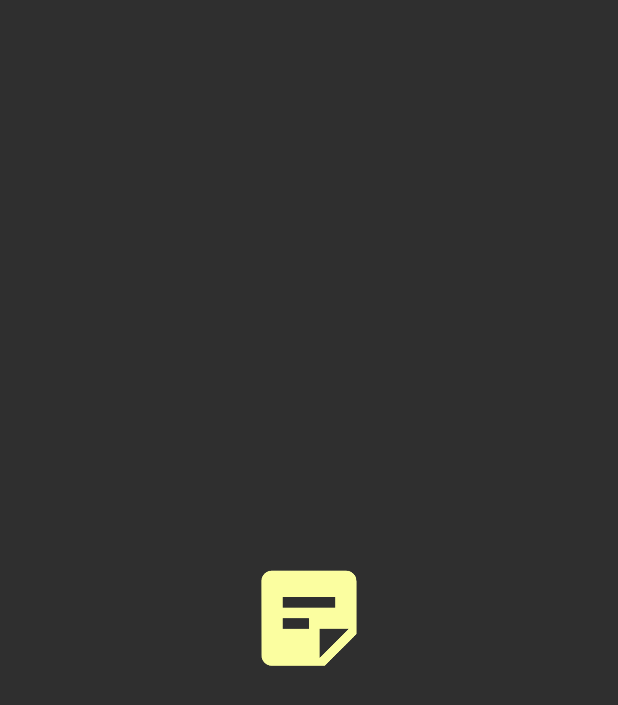
After one commit to ahmeteminkara/NotesAndroid, an Android app: the SplashActivity screen opened directly, with no data from a screen before it, on a phone screen of 412 x 824 dp. The commit adds this screen. Shown: the top 705 px of the screen. Run offline under Robolectric (Android 15) with nearby library versions, the phone set to English and light mode, and no system bars.

Commit message:
splash ekranı ekledim

```diff
--- /dev/null
+++ b/app/src/main/java/com/aek/notes/view/SplashActivity.java
@@ -0,0 +1,23 @@
+package com.aek.notes.view;
+
+import android.annotation.SuppressLint;
+import android.content.Intent;
+import android.os.Bundle;
+
+import androidx.appcompat.app.AppCompatActivity;
+
+import com.aek.notes.R;
+
+@SuppressLint("CustomSplashScreen")
+public class SplashActivity extends AppCompatActivity {
+
+    @Override
+    protected void onCreate(Bundle savedInstanceState) {
+        super.onCreate(savedInstanceState);
+        setContentView(R.layout.activity_splash);
+
+        Intent intent = new Intent(this, MainActivity.class);
+        intent.addFlags(Intent.FLAG_ACTIVITY_CLEAR_TOP | Intent.FLAG_ACTIVITY_NEW_TASK);
+        startActivity(intent);
+    }
+}
--- a/app/src/main/java/com/aek/notes/viewmodel/ViewModelNote.java
+++ b/app/src/main/java/com/aek/notes/viewmodel/ViewModelNote.java
@@ -29,7 +29,7 @@ public class ViewModelNote extends ViewModel {
     public final MutableLiveData<ModelNote> liveUpdateHandler = new MutableLiveData<>();
     public final MutableLiveData<Integer> liveDataNotes = new MutableLiveData<>();
     public final MutableLiveData<Integer> liveDataNotesSelected = new MutableLiveData<>();
-    public final MutableLiveData<String> liveDataSearchWord = new MutableLiveData<>();
+    public final MutableLiveData<String> liveDataSearchWord = new MutableLiveData<>("");
 
 
     public boolean isSelect(ModelNote note) {
--- /dev/null
+++ b/app/src/main/res/drawable/splash_screen.xml
@@ -0,0 +1,15 @@
+<?xml version="1.0" encoding="utf-8"?>
+<layer-list xmlns:android="http://schemas.android.com/apk/res/android"
+    android:opacity="opaque">
+
+    <item android:drawable="@color/ic_launcher_background" />
+
+    <item
+        android:gravity="center"
+        android:width="@dimen/splash_icon_size"
+        android:height="@dimen/splash_icon_size">
+        <bitmap
+            android:src="@drawable/logo" />
+    </item>
+
+</layer-list>
--- /dev/null
+++ b/app/src/main/res/layout/activity_splash.xml
@@ -0,0 +1,9 @@
+<?xml version="1.0" encoding="utf-8"?>
+<androidx.constraintlayout.widget.ConstraintLayout xmlns:android="http://schemas.android.com/apk/res/android"
+    xmlns:app="http://schemas.android.com/apk/res-auto"
+    xmlns:tools="http://schemas.android.com/tools"
+    android:layout_width="match_parent"
+    android:layout_height="match_parent"
+    tools:context=".view.SplashActivity">
+
+</androidx.constraintlayout.widget.ConstraintLayout>
--- /dev/null
+++ b/app/src/main/res/values-sw720dp/dimens.xml
@@ -0,0 +1,4 @@
+<?xml version="1.0" encoding="utf-8"?>
+<resources>
+    <dimen name="splash_icon_size">190dp</dimen>
+</resources>
--- /dev/null
+++ b/app/src/main/res/values/dimens.xml
@@ -0,0 +1,4 @@
+<?xml version="1.0" encoding="utf-8"?>
+<resources>
+    <dimen name="splash_icon_size">120dp</dimen>
+</resources>
--- a/app/src/main/res/values/themes.xml
+++ b/app/src/main/res/values/themes.xml
@@ -1,6 +1,14 @@
 <resources xmlns:tools="http://schemas.android.com/tools">
+
+    <!-- Launcher theme. -->
+    <style name="SplashScreen" parent="Theme.MaterialComponents.Light.NoActionBar">
+        <item name="android:windowBackground">@drawable/splash_screen</item>
+        <item name="android:windowLightStatusBar">true</item>
+        <item name="android:statusBarColor">@android:color/transparent</item>
+    </style>
     <!-- Base application theme. -->
     <style name="Theme.Notes" parent="Theme.MaterialComponents.Light.DarkActionBar">
+
         <!-- Primary brand color. -->
         <item name="colorPrimary">@color/purple_500</item>
         <item name="colorPrimaryVariant">@color/purple_700</item>
```
Also changed, not shown: app/src/main/AndroidManifest.xml (+8 -3 lines), app/src/main/java/com/aek/notes/view/AddNoteActivity.java (+9 -7 lines), app/src/main/java/com/aek/notes/view/MainActivity.java (+16 -8 lines), app/src/main/res/drawable/logo.png (added), app/src/main/res/mipmap-hdpi/ic_launcher_round.webp (deleted), app/src/main/res/mipmap-mdpi/ic_launcher_round.webp (deleted), app/src/main/res/mipmap-xhdpi/ic_launcher_round.webp (deleted), app/src/main/res/mipmap-xxhdpi/ic_launcher_round.webp (deleted), app/src/main/res/mipmap-xxxhdpi/ic_launcher_round.webp (deleted).
